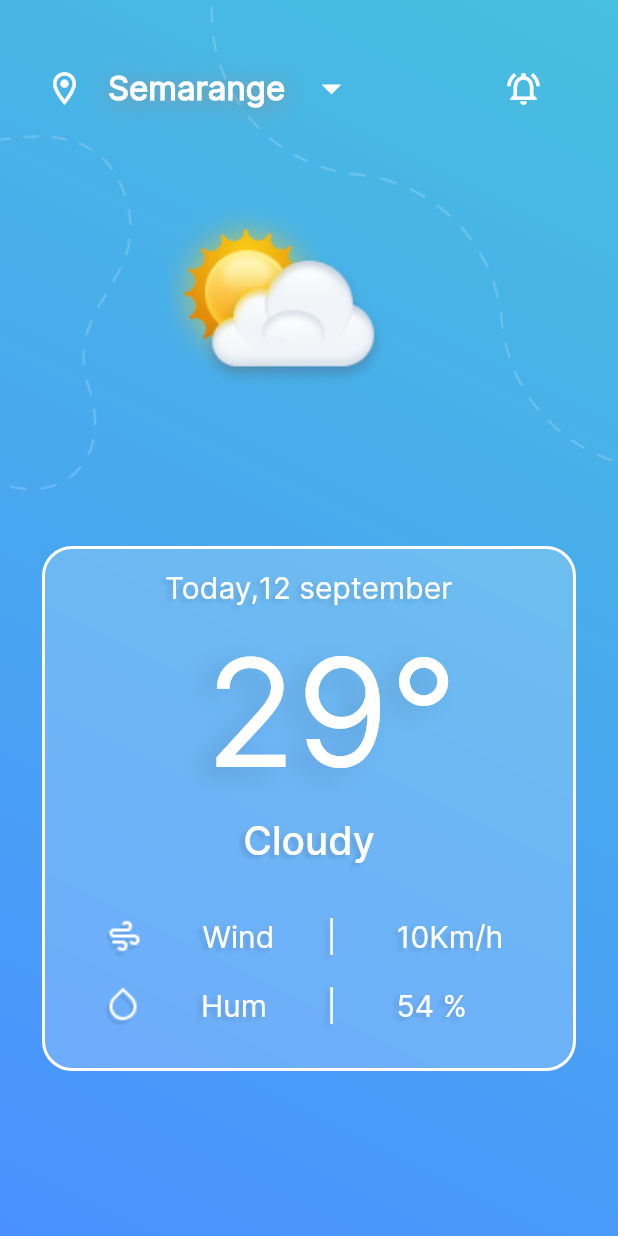
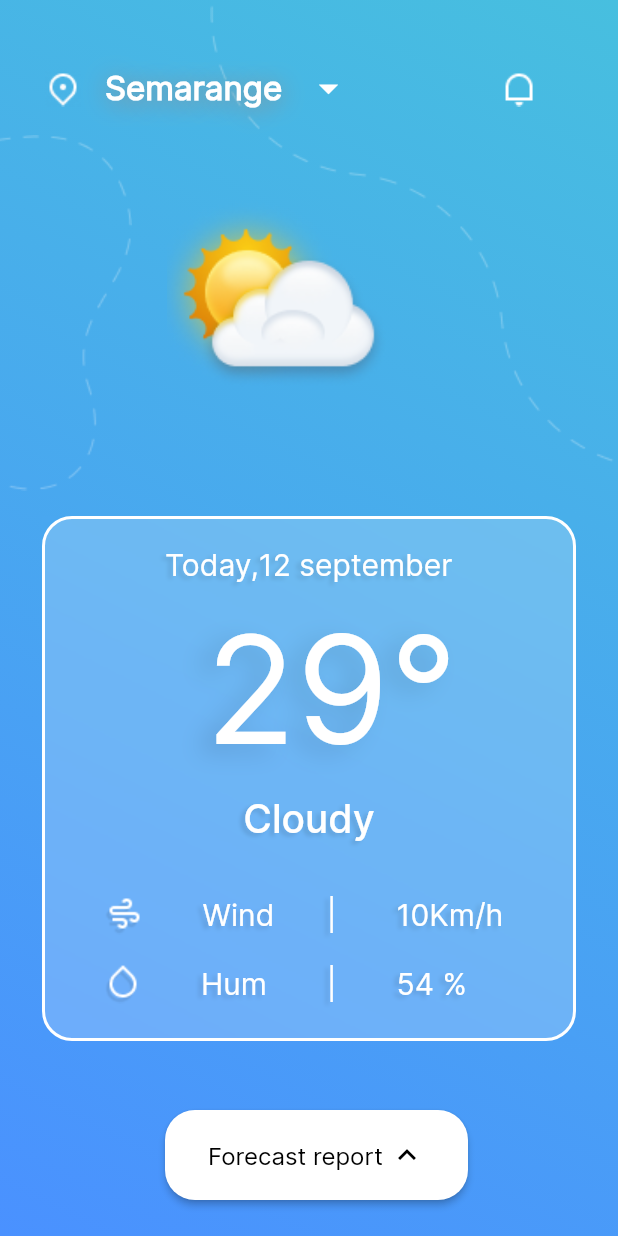
Before and after one commit to kimiaBadri/weather_app, a Flutter app: the screen it shows after launch, on a phone screen of 412 x 824 dp. Run offline on Flutter 3.47's test engine with Material 2 defaults, Android fonts, the phone set to English and light mode, and no system bars; our stand-ins replace dio, hexcolor.

```diff
--- /dev/null
+++ b/lib/screens/data/model/data_model.dart
@@ -0,0 +1,55 @@
+class DataModel {
+  String name;
+  var lon;
+  var lat;
+  String main;
+  String description;
+  var temp;
+  var tempMin;
+  var tempMox;
+  var pressure;
+  var humidity;
+  var speed;
+  var dt;
+  String country;
+  var sunrise;
+  var sunset;
+
+  DataModel(
+    this.name,
+    this.country,
+    this.dt,
+    this.description,
+    this.humidity,
+    this.lat,
+    this.lon,
+    this.main,
+    this.pressure,
+    this.sunrise,
+    this.sunset,
+    this.temp,
+    this.tempMin,
+    this.tempMox,
+    this.speed,
+  );
+
+  factory DataModel.fromJson(Map<String, dynamic> json) {
+    return DataModel(
+      json['name'],
+      json['sys']['country'],
+      json['dt'],
+      json['weather'][0]['description'],
+      json['main']['humidity'],
+      json['coord']['lat'],
+      json['coord']['lon'],
+      json['weather'][0]['main'],
+      json['main']['pressure'],
+      json['sys']['sunrise'],
+      json['sys']['sunset'],
+      json['main']['temp'],
+      json['main']['tempMin'],
+      json['main']['tempMox'],
+      json['wind']['speed'],
+    );
+  }
+}
--- a/lib/screens/home_screens.dart
+++ b/lib/screens/home_screens.dart
@@ -1,7 +1,9 @@
 import 'dart:ui';
+import 'package:dio/dio.dart';
 import 'package:flutter/cupertino.dart';
 import 'package:flutter/material.dart';
 import 'package:weather_app/screens/constans.dart/constans.dart';
+import 'package:weather_app/screens/data/model/data_model.dart';
 
 class HommePage extends StatefulWidget {
   const HommePage({super.key});
@@ -38,7 +40,7 @@ class _HommePageState extends State<HommePage> {
                 _getBarItems(),
                 _getWeatherIcon(),
                 Padding(
-                  padding: const EdgeInsets.only(top: 80),
+                  padding: const EdgeInsets.only(top: 60),
                   child: ClipRRect(
                     child: BackdropFilter(
                       filter: ImageFilter.blur(sigmaX: 10, sigmaY: 10),
@@ -58,8 +60,51 @@ class _HommePageState extends State<HommePage> {
                 ),
               ],
             ),
+            _getWeatherContainer(),
             Padding(
-              padding: EdgeInsets.only(top: 380, left: 70, right: 40),
+              padding: EdgeInsets.only(top: 740, left: 110, right: 100),
+              child: ElevatedButton(
+                style: ElevatedButton.styleFrom(
+                  shadowColor: Colors.black,
+                  shape: RoundedRectangleBorder(
+                    borderRadius: BorderRadius.all(
+                      Radius.circular(20),
+                    ),
+                  ),
+                  minimumSize: Size(300, 60),
+                  backgroundColor: Colors.white,
+                ),
+                onPressed: () {
+                  sendRequestCurrentWeather();
+                },
+                child: Row(
+                  mainAxisAlignment: MainAxisAlignment.center,
+                  children: [
+                    Text(
+                      'Forecast report',
+                      style: TextStyle(
+                          color: Colors.black, fontSize: 16, fontFamily: 'IR'),
+                    ),
+                    SizedBox(
+                      width: 4,
+                    ),
+                    Icon(
+                      Icons.keyboard_arrow_up,
+                      color: Colors.black,
+                    )
+                  ],
+                ),
+              ),
+            ),
+          ],
+        ),
+      ),
+    );
+  }
+
+  Widget _getWeatherContainer() {
+    return Padding(
+      padding: EdgeInsets.only(top: 365, left: 70, right: 40),
       child: Column(
         crossAxisAlignment: CrossAxisAlignment.center,
         children: [
@@ -67,8 +112,7 @@ class _HommePageState extends State<HommePage> {
             padding: const EdgeInsets.only(left: 40, right: 50),
             child: Row(
               children: [
-                        Text('Today,',
-                            style: Theme.of(context).textTheme.bodySmall),
+                Text('Today,', style: Theme.of(context).textTheme.bodySmall),
                 Text('12 september',
                     style: Theme.of(context).textTheme.bodySmall)
               ],
@@ -79,8 +123,8 @@ class _HommePageState extends State<HommePage> {
           SizedBox(height: 10),
           Padding(
             padding: const EdgeInsets.only(left: 60, right: 90),
-                    child: Text('Cloudy',
-                        style: Theme.of(context).textTheme.bodyMedium),
+            child:
+                Text('Cloudy', style: Theme.of(context).textTheme.bodyMedium),
           ),
           SizedBox(
             height: 36,
@@ -102,8 +146,7 @@ class _HommePageState extends State<HommePage> {
               SizedBox(
                 width: 40,
               ),
-                      Text('10Km/h',
-                          style: Theme.of(context).textTheme.bodySmall),
+              Text('10Km/h', style: Theme.of(context).textTheme.bodySmall),
             ],
           ),
           SizedBox(
@@ -126,15 +169,10 @@ class _HommePageState extends State<HommePage> {
               SizedBox(
                 width: 40,
               ),
-                      Text('54 %',
-                          style: Theme.of(context).textTheme.bodySmall),
+              Text('54 %', style: Theme.of(context).textTheme.bodySmall),
             ],
           ),
         ],
-              ),
-            ),
-          ],
-        ),
       ),
     );
   }
@@ -156,11 +194,7 @@ class _HommePageState extends State<HommePage> {
       padding: const EdgeInsets.only(top: 44, left: 30, right: 30),
       child: Row(
         children: [
-          Icon(
-            Icons.location_on_outlined,
-            color: Colors.white,
-            size: 26,
-          ),
+          Image.asset('assets/images/map.png'),
           SizedBox(
             width: 16,
           ),
@@ -191,13 +225,20 @@ class _HommePageState extends State<HommePage> {
           SizedBox(
             width: 100,
           ),
-          Icon(
-            Icons.notifications_active_outlined,
-            color: Colors.white,
-            size: 26,
-          ),
+          Image.asset('assets/images/notif.png'),
         ],
       ),
     );
   }
+
+  void sendRequestCurrentWeather() async {
+    var apiKey = 'e98ccfe766b267bf53655b5c0360a9ba';
+    var cityName = 'tabriz';
+    var response = await Dio().get(
+        'https://api.openweathermap.org/data/2.5/weather',
+        queryParameters: {'q': cityName, 'appid': apiKey, 'units': 'metric'});
+    var jsonMapObject = response.data; // به ما یدونه مپ میده
+    var dataModel = DataModel.fromJson(jsonMapObject);
+    print(dataModel.dt);
   }
+}
--- a/pubspec.yaml
+++ b/pubspec.yaml
@@ -35,6 +35,7 @@ dependencies:
   # Use with the CupertinoIcons class for iOS style icons.
   cupertino_icons: ^1.0.2
   hexcolor: ^3.0.1
+  dio: ^5.4.0
 
 dev_dependencies:
   flutter_test:
```
Also changed, not shown: assets/images/map.png (added), assets/images/notif.png (added), pubspec.lock. Lines whose indentation alone changed are shown as unchanged.
